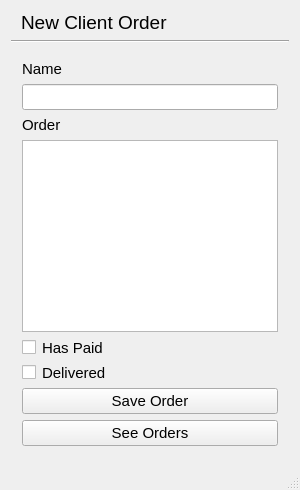
Old version of the form mainwindow.ui in the repository Fraganya/StickerMe.
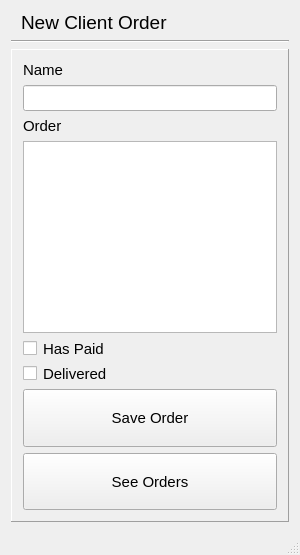
New version of the form.

The edit to the form file:
```diff
--- a/mainwindow.ui
+++ b/mainwindow.ui
@@ -2,6 +2,14 @@
 <ui version="4.0">
  <class>MainWindow</class>
  <widget class="QMainWindow" name="MainWindow">
+  <property name="geometry">
+   <rect>
+    <x>0</x>
+    <y>0</y>
+    <width>300</width>
+    <height>555</height>
+   </rect>
+  </property>
   <property name="sizePolicy">
    <sizepolicy hsizetype="Fixed" vsizetype="Fixed">
     <horstretch>200</horstretch>
@@ -42,7 +50,7 @@
      </widget>
     </item>
     <item>
-     <widget class="QWidget" name="widget" native="true">
+     <widget class="QFrame" name="frame">
       <property name="sizePolicy">
        <sizepolicy hsizetype="Expanding" vsizetype="Expanding">
         <horstretch>0</horstretch>
@@ -53,6 +61,12 @@
        <string notr="true">border-color:#fafafa;
 font-size:11pt;</string>
       </property>
+      <property name="frameShape">
+       <enum>QFrame::Panel</enum>
+      </property>
+      <property name="frameShadow">
+       <enum>QFrame::Raised</enum>
+      </property>
       <layout class="QVBoxLayout" name="verticalLayout">
        <item>
         <widget class="QLabel" name="lbCustomerName">
```
Left out of the diff: 2 changed lines with no effect on the pictures.
